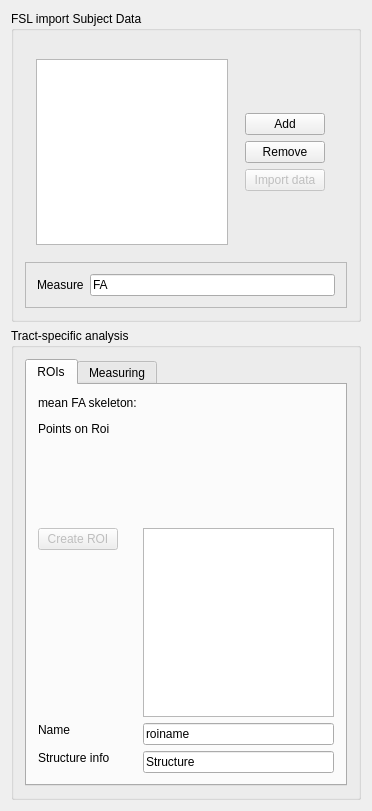
First picture: the form in Plugins/org.mitk.gui.qt.diffusionimaging.tbss/src/internal/QmitkTractbasedSpatialStatisticsViewControls.ui, repository MITK/MITK, before the edit.
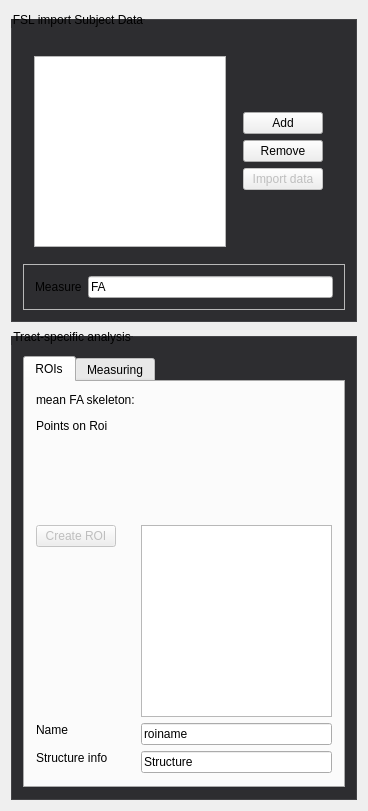
Second picture: the form after the edit. Custom widgets are drawn as their Qt base class.

Commit message: Update diffusion view style

Diff of the .ui file:
```diff
--- a/Plugins/org.mitk.gui.qt.diffusionimaging.tbss/src/internal/QmitkTractbasedSpatialStatisticsViewControls.ui
+++ b/Plugins/org.mitk.gui.qt.diffusionimaging.tbss/src/internal/QmitkTractbasedSpatialStatisticsViewControls.ui
@@ -19,6 +19,43 @@
   <property name="windowTitle">
    <string>QmitkTemplate</string>
   </property>
+  <property name="styleSheet">
+   <string>QCommandLinkButton {
+  font-weight: normal;
+}
+
+QCommandLinkButton:disabled {
+  border: none;
+  font-weight: lighter;
+}
+
+QToolBox::tab {
+  border: 1px solid #434346;
+  font-weight: bold;
+}
+
+QToolBox::tab:hover {
+  background-color: #434346;
+  font-weight: bold;
+}
+
+QToolBox::tab:selected {
+  background-color: #1c97ea;
+  border: 1px solid #1c97ea;
+  font-weight: bold;
+}
+
+QGroupBox {
+  border: 1px solid #434346;
+  background-color: #2d2d30;
+  margin-top: 8px;
+  padding-top: 8px;
+}
+
+QGroupBox, QGroupBox:disabled {
+  background-color: #2d2d30;
+}</string>
+  </property>
   <layout class="QVBoxLayout" name="verticalLayout_5">
    <item>
     <widget class="QGroupBox" name="m_ImportGroupBox">
@@ -446,7 +483,7 @@
    </item>
   </layout>
  </widget>
- <layoutdefault spacing="6" margin="11"/>
+ <layoutdefault spacing="6" margin="11"></layoutdefault>
  <customwidgets>
   <customwidget>
    <class>QmitkPointListWidget</class>
```
Left out of the diff: 6 changed lines with no effect on the pictures. The commit also changes 32 other files.
